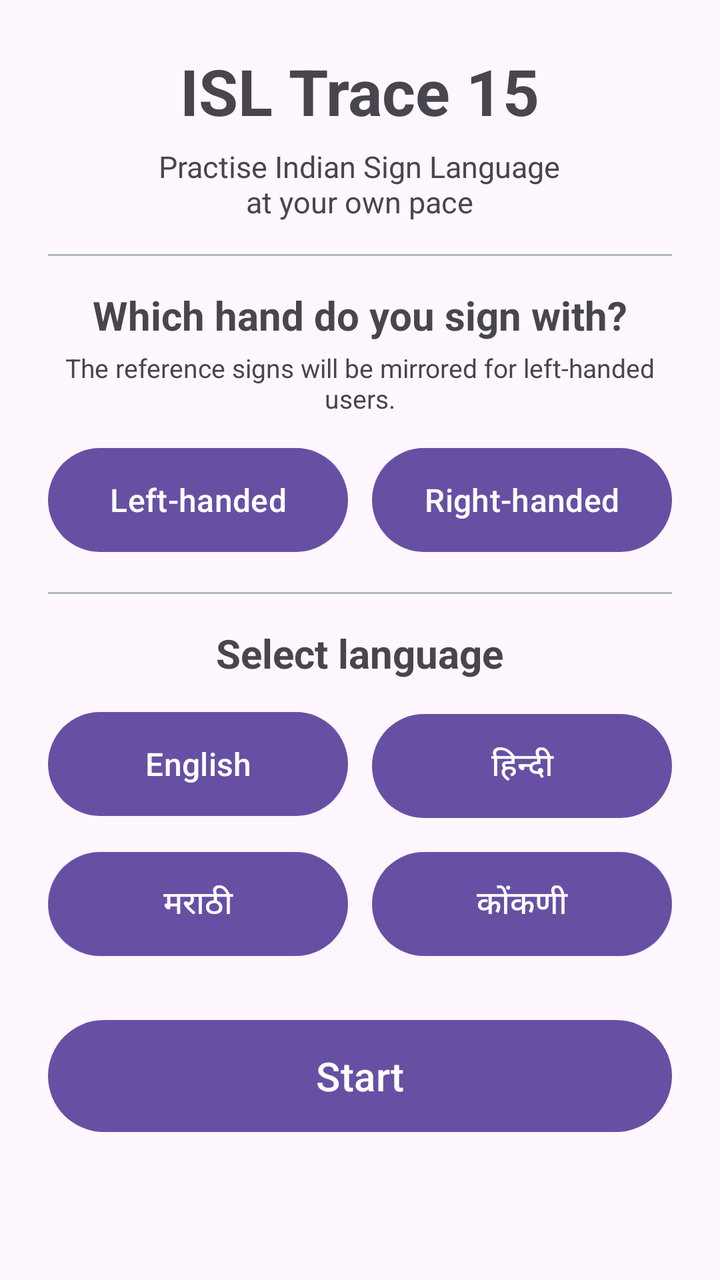
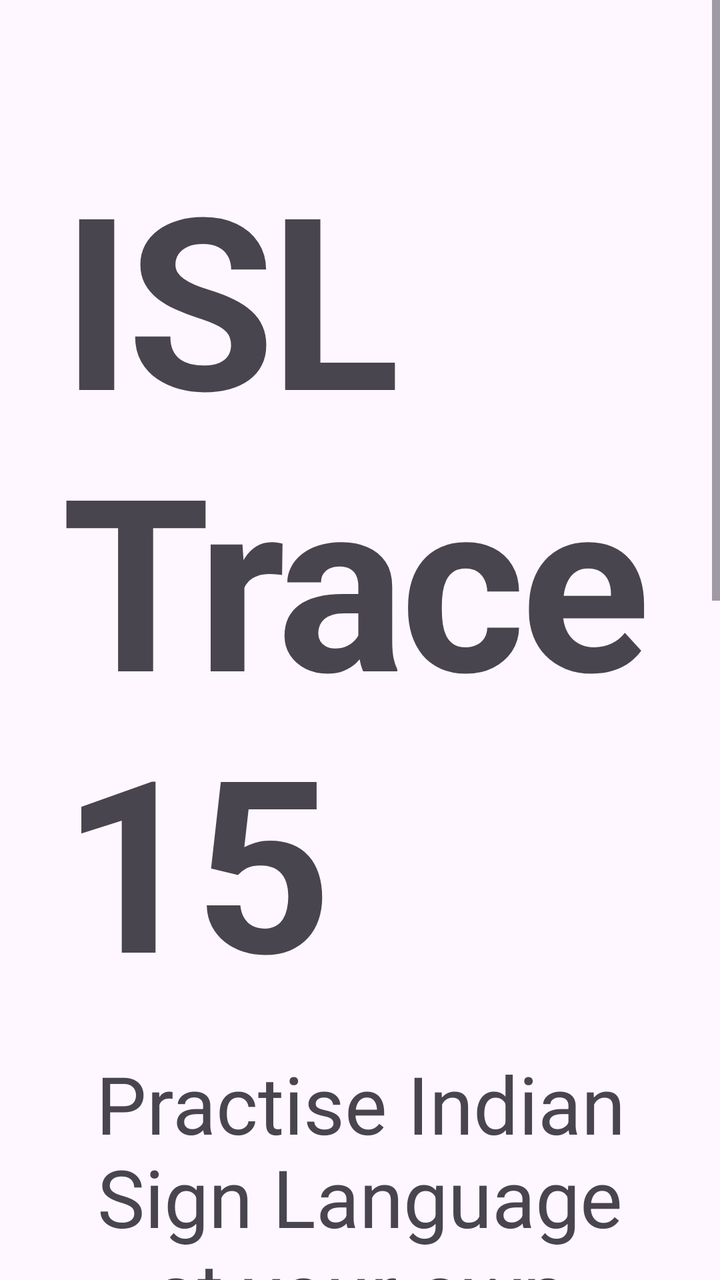

Compare the two renders of this Android layout. The source of the first and the diff that turns it into the second are given below.
<!-- AndroidManifest.xml: application theme Theme.ISLTeachingApp -->
<!-- res/layout/activity_main.xml -->
<?xml version="1.0" encoding="utf-8"?>
<ScrollView xmlns:android="http://schemas.android.com/apk/res/android"
    android:layout_width="match_parent"
    android:layout_height="match_parent"
    android:fillViewport="true"
    android:fitsSystemWindows="true">

    <LinearLayout
        android:layout_width="match_parent"
        android:layout_height="wrap_content"
        android:gravity="center_horizontal"
        android:orientation="vertical"
        android:padding="24dp">

        <TextView
            android:id="@+id/tvAppTitle"
            android:layout_width="wrap_content"
            android:layout_height="wrap_content"
            android:text="@string/app_name"
            android:textSize="32sp"
            android:textStyle="bold" />

        <TextView
            android:layout_width="wrap_content"
            android:layout_height="wrap_content"
            android:layout_marginTop="6dp"
            android:gravity="center"
            android:text="@string/app_description"
            android:textSize="15sp" />

        <View
            android:layout_width="match_parent"
            android:layout_height="1dp"
            android:layout_marginTop="16dp"
            android:layout_marginBottom="16dp"
            android:background="@color/muted" />

        
        <TextView
            android:layout_width="wrap_content"
            android:layout_height="wrap_content"
            android:text="@string/which_hand_question"
            android:textSize="20sp"
            android:textStyle="bold" />

        <TextView
            android:layout_width="wrap_content"
            android:layout_height="wrap_content"
            android:layout_marginTop="4dp"
            android:gravity="center"
            android:text="@string/hand_select_note"
            android:textSize="13sp" />

        <LinearLayout
            android:layout_width="match_parent"
            android:layout_height="wrap_content"
            android:layout_marginTop="12dp"
            android:orientation="horizontal">

            <Button
                android:id="@+id/btnLeft"
                android:layout_width="0dp"
                android:layout_height="60dp"
                android:layout_marginEnd="6dp"
                android:layout_weight="1"
                android:text="@string/left_handed"
                android:textSize="16sp" />

            <Button
                android:id="@+id/btnRight"
                android:layout_width="0dp"
                android:layout_height="60dp"
                android:layout_marginStart="6dp"
                android:layout_weight="1"
                android:text="@string/right_handed"
                android:textSize="16sp" />
        </LinearLayout>

        <View
            android:layout_width="match_parent"
            android:layout_height="1dp"
            android:layout_marginTop="16dp"
            android:layout_marginBottom="16dp"
            android:background="@color/muted" />

        
        <TextView
            android:id="@+id/tvLanguageTitle"
            android:layout_width="wrap_content"
            android:layout_height="wrap_content"
            android:text="@string/select_language"
            android:textSize="20sp"
            android:textStyle="bold" />

        
        <LinearLayout
            android:layout_width="match_parent"
            android:layout_height="wrap_content"
            android:layout_marginTop="12dp"
            android:orientation="horizontal">

            <Button
                android:id="@+id/btnLangEnglish"
                android:layout_width="0dp"
                android:layout_height="60dp"
                android:layout_marginEnd="6dp"
                android:layout_weight="1"
                android:text="English"
                android:textSize="16sp" />

            <Button
                android:id="@+id/btnLangHindi"
                android:layout_width="0dp"
                android:layout_height="60dp"
                android:layout_marginStart="6dp"
                android:layout_weight="1"
                android:text="हिन्दी"
                android:textSize="16sp" />
        </LinearLayout>

        
        <LinearLayout
            android:layout_width="match_parent"
            android:layout_height="wrap_content"
            android:layout_marginTop="10dp"
            android:orientation="horizontal">

            <Button
                android:id="@+id/btnLangMarathi"
                android:layout_width="0dp"
                android:layout_height="60dp"
                android:layout_marginEnd="6dp"
                android:layout_weight="1"
                android:text="मराठी"
                android:textSize="16sp" />

            <Button
                android:id="@+id/btnLangKonkani"
                android:layout_width="0dp"
                android:layout_height="60dp"
                android:layout_marginStart="6dp"
                android:layout_weight="1"
                android:text="कोंकणी"
                android:textSize="16sp" />
        </LinearLayout>

        
        <Button
            android:id="@+id/btnStart"
            android:layout_width="match_parent"
            android:layout_height="64dp"
            android:layout_marginTop="24dp"
            android:text="@string/start"
            android:textSize="20sp" />

    </LinearLayout>

</ScrollView>
<!-- resources referenced by this layout -->
<resources>
  <color name="muted">#FFB0B8C0</color>
  <string name="app_description">Practise Indian Sign Language\nat your own pace</string>
  <string name="app_name">ISL Trace 15</string>
  <string name="hand_select_note">The reference signs will be mirrored for left-handed users.</string>
  <string name="left_handed">Left-handed</string>
  <string name="right_handed">Right-handed</string>
  <string name="select_language">Select language</string>
  <string name="start">Start</string>
  <string name="which_hand_question">Which hand do you sign with?</string>
  <style name="Theme.ISLTeachingApp" parent="Theme.Material3.DayNight.NoActionBar" />
</resources>

<!-- the commit's change to res/layout/activity_main.xml (unified diff, before → after) -->
@@ -1,4 +1,3 @@
-<?xml version="1.0" encoding="utf-8"?>
 <ScrollView xmlns:android="http://schemas.android.com/apk/res/android"
     android:layout_width="match_parent"
     android:layout_height="match_parent"
@@ -10,77 +9,99 @@
         android:layout_height="wrap_content"
         android:gravity="center_horizontal"
         android:orientation="vertical"
-        android:padding="24dp">
-
-        <TextView
-            android:id="@+id/tvAppTitle"
-            android:layout_width="wrap_content"
-            android:layout_height="wrap_content"
-            android:text="@string/app_name"
-            android:textSize="32sp"
-            android:textStyle="bold" />
-
-        <TextView
-            android:layout_width="wrap_content"
-            android:layout_height="wrap_content"
-            android:layout_marginTop="6dp"
-            android:gravity="center"
-            android:text="@string/app_description"
-            android:textSize="15sp" />
-
-        <View
-            android:layout_width="match_parent"
-            android:layout_height="1dp"
-            android:layout_marginTop="16dp"
-            android:layout_marginBottom="16dp"
-            android:background="@color/muted" />
+        android:paddingStart="32dp"
+        android:paddingEnd="32dp"
+        android:paddingTop="40dp"
+        android:paddingBottom="32dp">
 
         
-        <TextView
-            android:layout_width="wrap_content"
-            android:layout_height="wrap_content"
-            android:text="@string/which_hand_question"
-            android:textSize="20sp"
-            android:textStyle="bold" />
-
-        <TextView
-            android:layout_width="wrap_content"
-            android:layout_height="wrap_content"
-            android:layout_marginTop="4dp"
-            android:gravity="center"
-            android:text="@string/hand_select_note"
-            android:textSize="13sp" />
-
         <LinearLayout
             android:layout_width="match_parent"
             android:layout_height="wrap_content"
-            android:layout_marginTop="12dp"
-            android:orientation="horizontal">
+            android:gravity="center"
+            android:orientation="vertical"
+            android:paddingTop="28dp"
+            android:paddingBottom="36dp">
 
-            <Button
-                android:id="@+id/btnLeft"
-                android:layout_width="0dp"
-                android:layout_height="60dp"
-                android:layout_marginEnd="6dp"
-                android:layout_weight="1"
-                android:text="@string/left_handed"
-                android:textSize="16sp" />
+            <TextView
+                android:id="@+id/tvAppTitle"
+                android:layout_width="wrap_content"
+                android:layout_height="wrap_content"
+                android:text="@string/app_name"
+                android:textSize="120sp"
+                android:letterSpacing="-0.02"
+                android:textStyle="bold" />
 
-            <Button
-                android:id="@+id/btnRight"
-                android:layout_width="0dp"
-                android:layout_height="60dp"
-                android:layout_marginStart="6dp"
-                android:layout_weight="1"
-                android:text="@string/right_handed"
-                android:textSize="16sp" />
+            <TextView
+                android:layout_width="match_parent"
+                android:layout_height="wrap_content"
+                android:layout_marginTop="16dp"
+                android:gravity="center"
+                android:text="@string/app_description"
+                android:textSize="40sp" />
+
         </LinearLayout>
 
         <View
             android:layout_width="match_parent"
             android:layout_height="1dp"
-            android:layout_marginTop="16dp"
-            android:layout_marginBottom="16dp"
+            android:background="@color/muted" />
+
+        
+        <LinearLayout
+            android:layout_width="match_parent"
+            android:layout_height="wrap_content"
+            android:layout_marginTop="80dp"
+            android:orientation="vertical"
+            android:gravity="center_horizontal">
+
+            <TextView
+                android:layout_width="wrap_content"
+                android:layout_height="wrap_content"
+                android:text="@string/which_hand_question"
+                android:textSize="20sp"
+                android:textStyle="bold" />
+
+            <TextView
+                android:layout_width="wrap_content"
+                android:layout_height="wrap_content"
+                android:layout_marginTop="6dp"
+                android:gravity="center"
+                android:text="@string/hand_select_note"
+                android:textSize="13sp" />
+
+            <LinearLayout
+                android:layout_width="match_parent"
+                android:layout_height="wrap_content"
+                android:layout_marginTop="16dp"
+                android:orientation="horizontal">
+
+                <Button
+                    android:id="@+id/btnLeft"
+                    android:layout_width="0dp"
+                    android:layout_height="60dp"
+                    android:layout_marginEnd="6dp"
+                    android:layout_weight="1"
+                    android:text="@string/left_handed"
+                    android:textSize="16sp" />
+
+                <Button
+                    android:id="@+id/btnRight"
+                    android:layout_width="0dp"
+                    android:layout_height="60dp"
+                    android:layout_marginStart="6dp"
+                    android:layout_weight="1"
+                    android:text="@string/right_handed"
+                    android:textSize="16sp" />
+
+            </LinearLayout>
+        </LinearLayout>
+
+        <View
+            android:layout_width="match_parent"
+            android:layout_height="1dp"
+            android:layout_marginTop="28dp"
+            android:layout_marginBottom="24dp"
             android:background="@color/muted" />
 
         
@@ -92,11 +113,10 @@
             android:textSize="20sp"
             android:textStyle="bold" />
 
-        
         <LinearLayout
             android:layout_width="match_parent"
             android:layout_height="wrap_content"
-            android:layout_marginTop="12dp"
+            android:layout_marginTop="16dp"
             android:orientation="horizontal">
 
             <Button
@@ -116,9 +136,9 @@
                 android:layout_weight="1"
                 android:text="हिन्दी"
                 android:textSize="16sp" />
+
         </LinearLayout>
 
-        
         <LinearLayout
             android:layout_width="match_parent"
             android:layout_height="wrap_content"
@@ -142,6 +162,7 @@
                 android:layout_weight="1"
                 android:text="कोंकणी"
                 android:textSize="16sp" />
+
         </LinearLayout>
 
         
@@ -149,7 +170,7 @@
             android:id="@+id/btnStart"
             android:layout_width="match_parent"
             android:layout_height="64dp"
-            android:layout_marginTop="24dp"
+            android:layout_marginTop="64dp"
             android:text="@string/start"
             android:textSize="20sp" />
 
